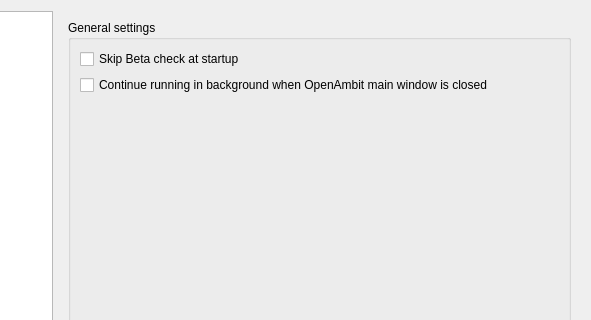
This is src/openambit/settingsdialog.ui in openambitproject/openambit as Qt 5 draws it before an edit; both pictures show x 138 to 729 and y 0 to 320 of the 729 by 438 pixel window. The edited form follows.
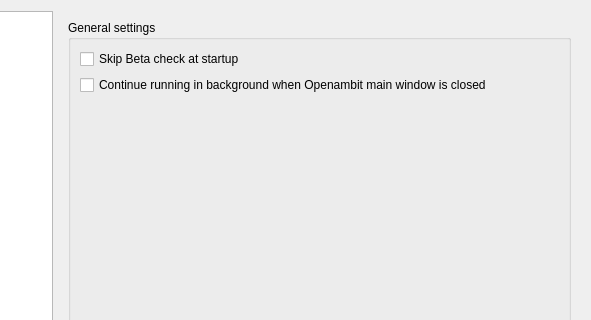
This is the edited form. The open tabs and pages were chosen to show the change. Icons and pictures are not drawn.

Commit message: Changed a few cases in naming Openambit

What changed in the file:
```diff
--- a/src/openambit/settingsdialog.ui
+++ b/src/openambit/settingsdialog.ui
@@ -108,7 +108,7 @@
               <item row="1" column="0">
                <widget class="QCheckBox" name="checkBoxRunningBackground">
                 <property name="text">
-                 <string>Continue running in background when OpenAmbit main window is closed</string>
+                 <string>Continue running in background when Openambit main window is closed</string>
                 </property>
                </widget>
               </item>
```
The commit also changes 5 other files.
